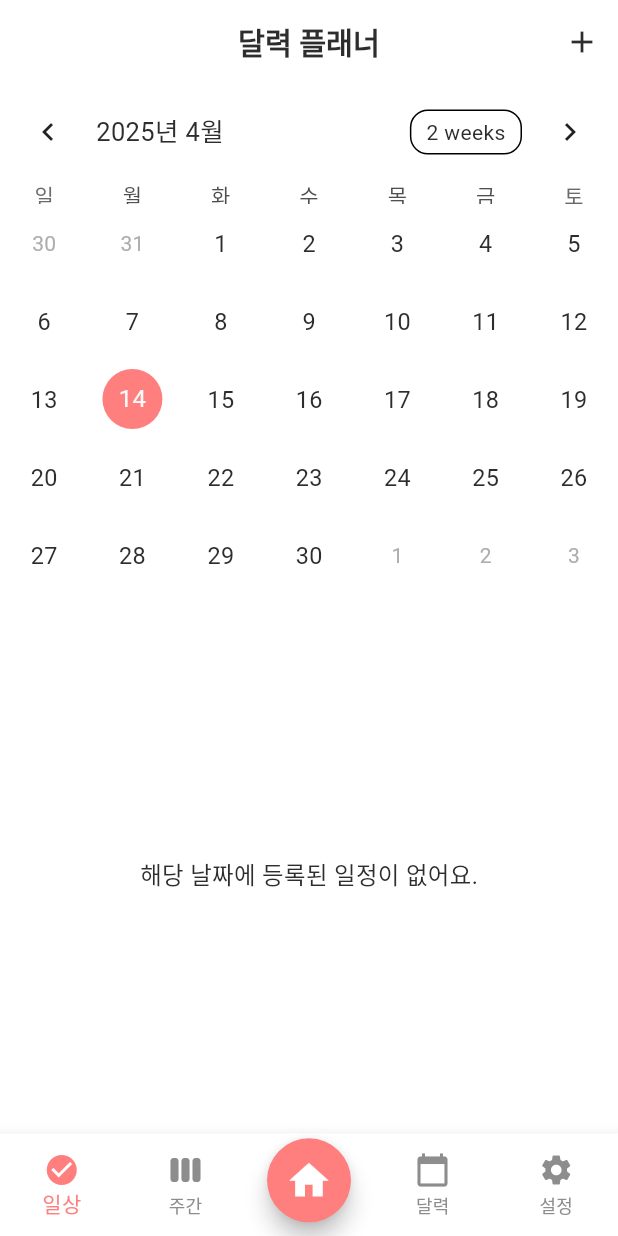
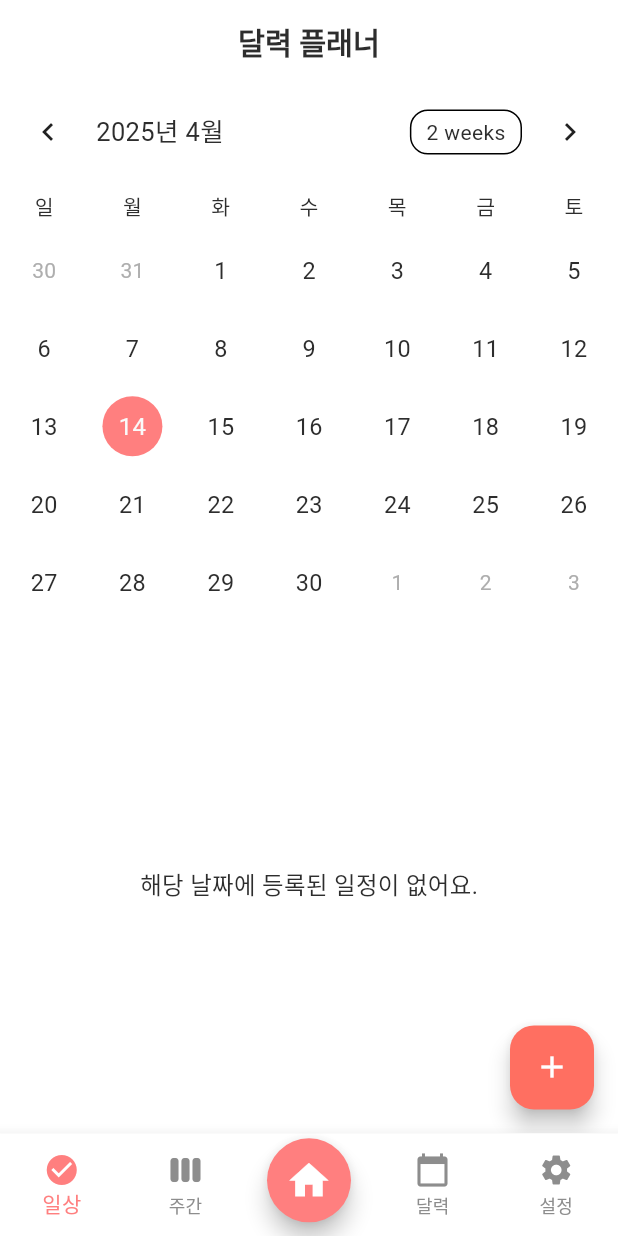
Before and after one commit to JeongHyeon-Jo/abeul_planner, a Flutter app: the CalendarPlannerScreen screen opened by its route, on a phone screen of 412 x 824 dp. Run offline on Flutter 3.47's test engine with Material 3 defaults, Android fonts, the phone set to English and light mode, and no system bars; drawn by our look-alikes of table_calendar; our stand-ins replace flutter_riverpod, flutter_screenutil, go_router, hive, hive_flutter; accounts and stored records are empty; generated files the repository leaves out were written again.

Commit message:
[Feat] 달력 플래너 화면 플로팅 액션 버튼 추가

```diff
--- a/lib/features/calendar_planner/presentation/screen/calendar_planner_sceen.dart
+++ b/lib/features/calendar_planner/presentation/screen/calendar_planner_sceen.dart
@@ -52,12 +52,11 @@ class _CalendarPlannerScreenState extends ConsumerState<CalendarPlannerScreen> {
       appBar: CustomAppBar(
         title: '달력 플래너',
         isTransparent: true,
-        actions: [
-          IconButton(
-            onPressed: _openAddTaskDialog,
-            icon: const Icon(Icons.add, color: AppColors.text),
-          )
-        ],
+      ),
+      floatingActionButton: FloatingActionButton(
+        onPressed: _openAddTaskDialog,
+        backgroundColor: AppColors.accent,
+        child: const Icon(Icons.add),
       ),
       body: Column(
         children: [
@@ -69,6 +68,7 @@ class _CalendarPlannerScreenState extends ConsumerState<CalendarPlannerScreen> {
             focusedDay: _focusedDay,
             selectedDayPredicate: (day) => isSameDay(_selectedDay, day),
             onDaySelected: _onDaySelected,
+            daysOfWeekHeight: 35.h,
             calendarStyle: CalendarStyle(
               todayDecoration: BoxDecoration(
                 color: AppColors.accent,
@@ -81,8 +81,12 @@ class _CalendarPlannerScreenState extends ConsumerState<CalendarPlannerScreen> {
               defaultTextStyle: AppTextStyles.body,
               weekendTextStyle: AppTextStyles.body,
             ),
+            daysOfWeekStyle: DaysOfWeekStyle(
+              weekdayStyle: AppTextStyles.body.copyWith(fontSize: 14.sp),
+              weekendStyle: AppTextStyles.body.copyWith(fontSize: 14.sp),
+            ),
           ),
-          SizedBox(height: 16.h),
+          SizedBox(height: 10.h),
 
           // 일정 목록
           Expanded(
--- a/lib/features/home_planner/presentation/widget/planner_scaffold.dart
+++ b/lib/features/home_planner/presentation/widget/planner_scaffold.dart
@@ -1,3 +1,4 @@
+// planner_scaffold.dart
 import 'package:flutter/material.dart';
 import 'package:flutter_screenutil/flutter_screenutil.dart';
 import 'package:go_router/go_router.dart';
```
